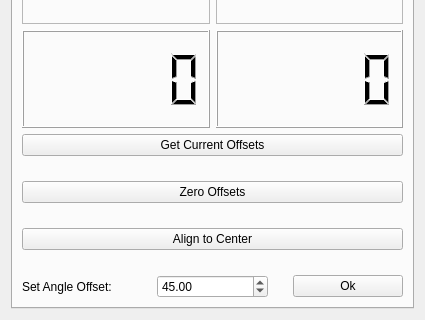
Wireless-Research-Tester/Automated-Wireless-Research-Tester, file settings_ui.ui: the form before one commit; both pictures show x 0 to 425 and y 330 to 650 of the 425 by 650 pixel window.
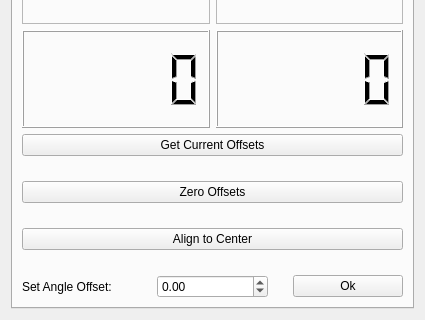
The form after the commit. The open tabs and pages were chosen to show the change.

Commit message: added json populate function

```diff
--- a/settings_ui.ui
+++ b/settings_ui.ui
@@ -803,7 +803,7 @@
               <double>0.010000000000000</double>
              </property>
              <property name="value">
-              <double>45.000000000000000</double>
+              <double>0.000000000000000</double>
              </property>
             </widget>
            </item>
```
The commit also changes 1 other file.
